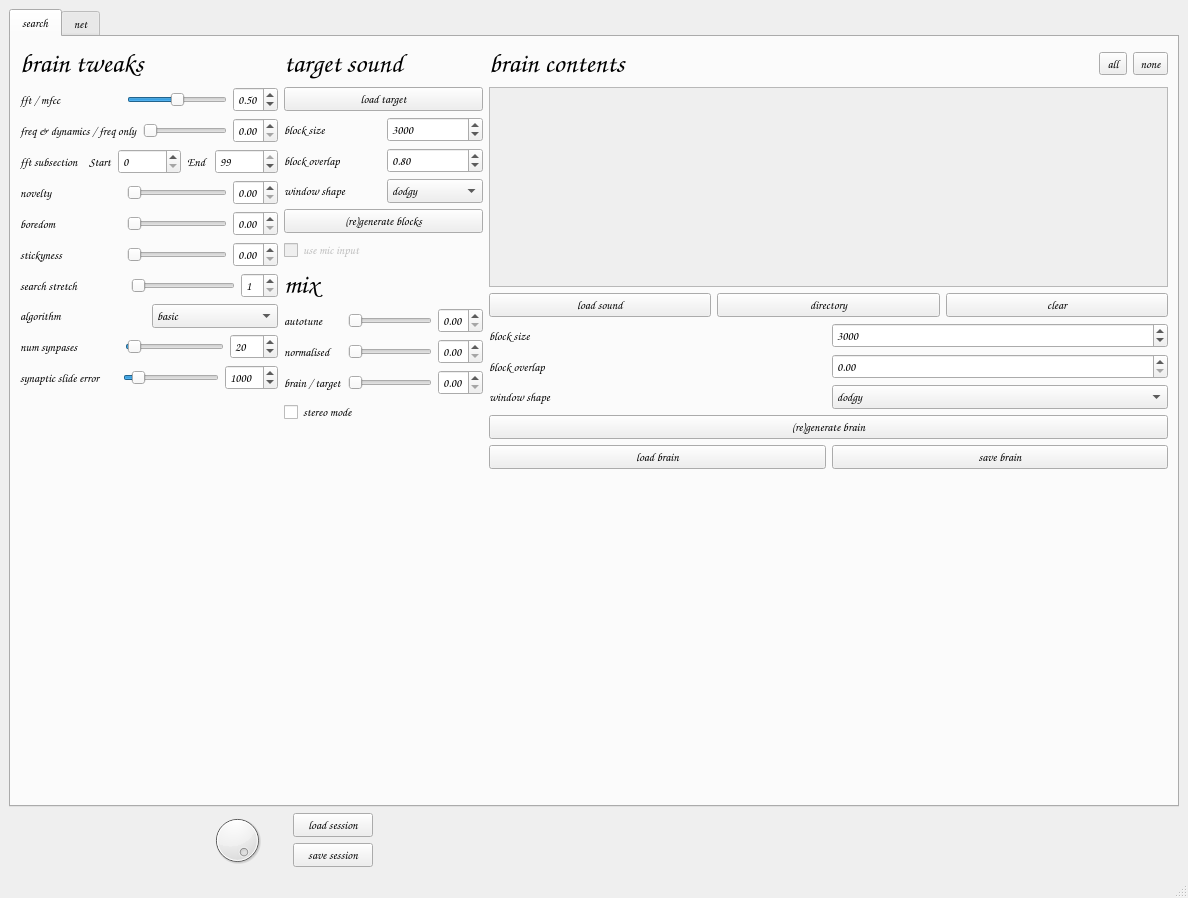
This is gui/samplebrain.ui in aeiouaeiouaeiouaeiouaeiouaeiou/samplebrain as Qt 5 draws it before an edit. The edited form follows.
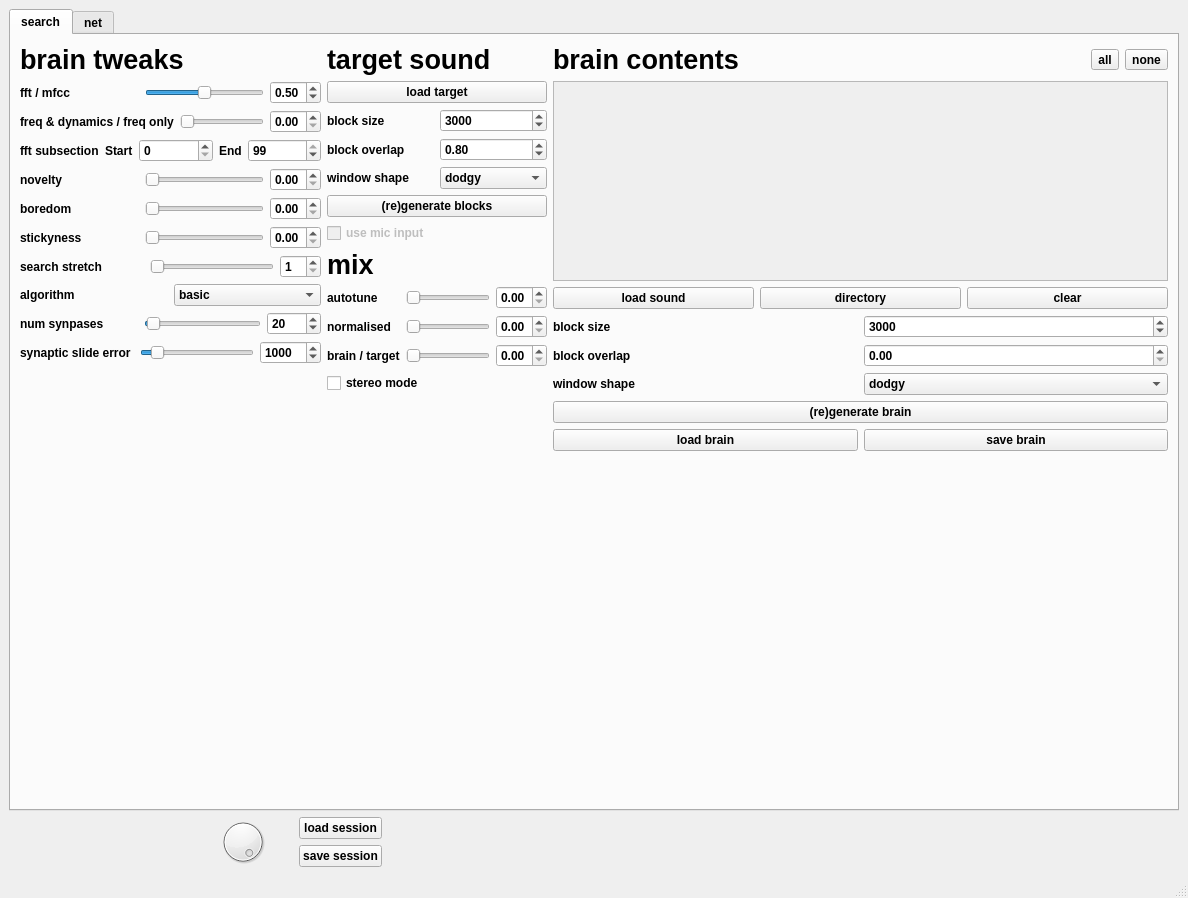
This is the edited form. Icons and pictures are not drawn.

Commit message: Replace Comic Sans MS with Helvetica (sorry Richard)

What changed in the file:
```diff
--- a/gui/samplebrain.ui
+++ b/gui/samplebrain.ui
@@ -19,7 +19,7 @@
      <widget class="QTabWidget" name="tabWidget">
       <property name="font">
        <font>
-        <family>Comic Sans MS</family>
+        <family>Helvetica</family>
         <weight>75</weight>
         <bold>true</bold>
        </font>
@@ -38,7 +38,7 @@
            <widget class="QLabel" name="label_19">
             <property name="font">
              <font>
-              <family>Comic Sans MS</family>
+              <family>Helvetica</family>
               <pointsize>20</pointsize>
               <weight>75</weight>
               <bold>true</bold>
@@ -55,7 +55,7 @@
              <widget class="QLabel" name="label_6">
               <property name="font">
                <font>
-                <family>Comic Sans MS</family>
+                <family>Helvetica</family>
                 <pointsize>9</pointsize>
                 <weight>75</weight>
                 <bold>true</bold>
@@ -115,7 +115,7 @@
              <widget class="QLabel" name="label_20">
               <property name="font">
                <font>
-                <family>Comic Sans MS</family>
+                <family>Helvetica</family>
                 <pointsize>9</pointsize>
                 <weight>75</weight>
                 <bold>true</bold>
@@ -175,7 +175,7 @@
              <widget class="QLabel" name="label_7">
               <property name="font">
                <font>
-                <family>Comic Sans MS</family>
+                <family>Helvetica</family>
                 <pointsize>9</pointsize>
                 <weight>75</weight>
                 <bold>true</bold>
@@ -199,7 +199,7 @@
               </property>
               <property name="font">
                <font>
-                <family>Comic Sans MS</family>
+                <family>Helvetica</family>
                 <weight>75</weight>
                 <bold>true</bold>
                </font>
@@ -226,7 +226,7 @@
               </property>
               <property name="font">
                <font>
-                <family>Comic Sans MS</family>
+                <family>Helvetica</family>
                 <weight>75</weight>
                 <bold>true</bold>
                </font>
@@ -254,7 +254,7 @@
              <widget class="QLabel" name="label_24">
               <property name="font">
                <font>
-                <family>Comic Sans MS</family>
+                <family>Helvetica</family>
                 <pointsize>9</pointsize>
                 <weight>75</weight>
                 <bold>true</bold>
@@ -317,7 +317,7 @@
              <widget class="QLabel" name="label_25">
               <property name="font">
                <font>
-                <family>Comic Sans MS</family>
+                <family>Helvetica</family>
                 <pointsize>9</pointsize>
                 <weight>75</weight>
                 <bold>true</bold>
@@ -380,7 +380,7 @@
              <widget class="QLabel" name="label_30">
               <property name="font">
                <font>
-                <family>Comic Sans MS</family>
+                <family>Helvetica</family>
                 <pointsize>9</pointsize>
                 <weight>75</weight>
                 <bold>true</bold>
@@ -443,7 +443,7 @@
              <widget class="QLabel" name="label_28">
               <property name="font">
                <font>
-                <family>Comic Sans MS</family>
+                <family>Helvetica</family>
                 <pointsize>9</pointsize>
                 <weight>75</weight>
                 <bold>true</bold>
@@ -512,7 +512,7 @@
              <widget class="QLabel" name="label_32">
               <property name="font">
                <font>
-                <family>Comic Sans MS</family>
+                <family>Helvetica</family>
                 <pointsize>9</pointsize>
                 <weight>75</weight>
                 <bold>true</bold>
@@ -555,7 +555,7 @@
              <widget class="QLabel" name="label_26">
               <property name="font">
                <font>
-                <family>Comic Sans MS</family>
+                <family>Helvetica</family>
                 <pointsize>9</pointsize>
                 <weight>75</weight>
                 <bold>true</bold>
@@ -618,7 +618,7 @@
              <widget class="QLabel" name="label_29">
               <property name="font">
                <font>
-                <family>Comic Sans MS</family>
+                <family>Helvetica</family>
                 <pointsize>9</pointsize>
                 <weight>75</weight>
                 <bold>true</bold>
@@ -702,7 +702,7 @@
            <widget class="QLabel" name="label_16">
             <property name="font">
              <font>
-              <family>Comic Sans MS</family>
+              <family>Helvetica</family>
               <pointsize>20</pointsize>
               <weight>75</weight>
               <bold>true</bold>
@@ -717,7 +717,7 @@
            <widget class="QPushButton" name="pushButtonLoadTarget">
             <property name="font">
              <font>
-              <family>Comic Sans MS</family>
+              <family>Helvetica</family>
               <weight>75</weight>
               <bold>true</bold>
              </font>
@@ -733,7 +733,7 @@
              <widget class="QLabel" name="label_17">
               <property name="font">
                <font>
-                <family>Comic Sans MS</family>
+                <family>Helvetica</family>
                 <weight>75</weight>
                 <bold>true</bold>
                </font>
@@ -764,7 +764,7 @@
              <widget class="QLabel" name="label_18">
               <property name="font">
                <font>
-                <family>Comic Sans MS</family>
+                <family>Helvetica</family>
                 <weight>75</weight>
                 <bold>true</bold>
                </font>
@@ -795,7 +795,7 @@
              <widget class="QLabel" name="label_14">
               <property name="font">
                <font>
-                <family>Comic Sans MS</family>
+                <family>Helvetica</family>
                 <weight>75</weight>
                 <bold>true</bold>
                </font>
@@ -855,7 +855,7 @@
            <widget class="QPushButton" name="pushButtonGenerateTarget">
             <property name="font">
              <font>
-              <family>Comic Sans MS</family>
+              <family>Helvetica</family>
               <weight>75</weight>
               <bold>true</bold>
              </font>
@@ -872,7 +872,7 @@
             </property>
             <property name="font">
              <font>
-              <family>Comic Sans MS</family>
+              <family>Helvetica</family>
              </font>
             </property>
             <property name="text">
@@ -887,7 +887,7 @@
            <widget class="QLabel" name="label_23">
             <property name="font">
              <font>
-              <family>Comic Sans MS</family>
+              <family>Helvetica</family>
               <pointsize>20</pointsize>
               <weight>75</weight>
               <bold>true</bold>
@@ -904,7 +904,7 @@
              <widget class="QLabel" name="label_31">
               <property name="font">
                <font>
-                <family>Comic Sans MS</family>
+                <family>Helvetica</family>
                 <pointsize>9</pointsize>
                 <weight>75</weight>
                 <bold>true</bold>
@@ -961,7 +961,7 @@
              <widget class="QLabel" name="label_21">
               <property name="font">
                <font>
-                <family>Comic Sans MS</family>
+                <family>Helvetica</family>
                 <pointsize>9</pointsize>
                 <weight>75</weight>
                 <bold>true</bold>
@@ -1018,7 +1018,7 @@
              <widget class="QLabel" name="label_22">
               <property name="font">
                <font>
-                <family>Comic Sans MS</family>
+                <family>Helvetica</family>
                 <pointsize>9</pointsize>
                 <weight>75</weight>
                 <bold>true</bold>
@@ -1102,7 +1102,7 @@
              <widget class="QLabel" name="label_3">
               <property name="font">
                <font>
-                <family>Comic Sans MS</family>
+                <family>Helvetica</family>
                 <pointsize>20</pointsize>
                 <weight>75</weight>
                 <bold>true</bold>
@@ -1169,7 +1169,7 @@
              <widget class="QPushButton" name="pushButtonLoadSound">
               <property name="font">
                <font>
-                <family>Comic Sans MS</family>
+                <family>Helvetica</family>
                 <weight>75</weight>
                 <bold>true</bold>
                </font>
@@ -1183,7 +1183,7 @@
              <widget class="QPushButton" name="pushButtonLoadSounds">
               <property name="font">
                <font>
-                <family>Comic Sans MS</family>
+                <family>Helvetica</family>
                 <weight>75</weight>
                 <bold>true</bold>
                </font>
@@ -1197,7 +1197,7 @@
              <widget class="QPushButton" name="pushButtonClearBrain">
               <property name="font">
                <font>
-                <family>Comic Sans MS</family>
+                <family>Helvetica</family>
                 <weight>75</weight>
                 <bold>true</bold>
                </font>
@@ -1215,7 +1215,7 @@
              <widget class="QLabel" name="label">
               <property name="font">
                <font>
-                <family>Comic Sans MS</family>
+                <family>Helvetica</family>
                 <weight>75</weight>
                 <bold>true</bold>
                </font>
@@ -1246,7 +1246,7 @@
              <widget class="QLabel" name="label_2">
               <property name="font">
                <font>
-                <family>Comic Sans MS</family>
+                <family>Helvetica</family>
                 <weight>75</weight>
                 <bold>true</bold>
                </font>
@@ -1277,7 +1277,7 @@
              <widget class="QLabel" name="label_15">
               <property name="font">
                <font>
-                <family>Comic Sans MS</family>
+                <family>Helvetica</family>
                 <weight>75</weight>
                 <bold>true</bold>
                </font>
@@ -1337,7 +1337,7 @@
            <widget class="QPushButton" name="pushButtonGenerate">
             <property name="font">
              <font>
-              <family>Comic Sans MS</family>
+              <family>Helvetica</family>
               <weight>75</weight>
               <bold>true</bold>
              </font>
@@ -1353,7 +1353,7 @@
              <widget class="QPushButton" name="pushButtonLoadBrain">
               <property name="font">
                <font>
-                <family>Comic Sans MS</family>
+                <family>Helvetica</family>
                 <weight>75</weight>
                 <bold>true</bold>
                </font>
@@ -1367,7 +1367,7 @@
              <widget class="QPushButton" name="pushButtonSaveBrain">
               <property name="font">
                <font>
-                <family>Comic Sans MS</family>
+                <family>Helvetica</family>
                 <weight>75</weight>
                 <bold>true</bold>
                </font>
@@ -1431,7 +1431,7 @@
        <widget class="QPushButton" name="pushButtonPlay">
         <property name="font">
          <font>
-          <family>Comic Sans MS</family>
+          <family>Helvetica</family>
           <weight>75</weight>
           <bold>true</bold>
          </font>
@@ -1458,7 +1458,7 @@
        <widget class="QPushButton" name="pushButtonStop">
         <property name="font">
          <font>
-          <family>Comic Sans MS</family>
+          <family>Helvetica</family>
           <weight>75</weight>
           <bold>true</bold>
          </font>
@@ -1534,7 +1534,7 @@
          <widget class="QPushButton" name="pushButtonLoadSession">
           <property name="font">
            <font>
-            <family>Comic Sans MS</family>
+            <family>Helvetica</family>
             <weight>75</weight>
             <bold>true</bold>
            </font>
@@ -1548,7 +1548,7 @@
          <widget class="QPushButton" name="pushButtonSaveSession">
           <property name="font">
            <font>
-            <family>Comic Sans MS</family>
+            <family>Helvetica</family>
             <weight>75</weight>
             <bold>true</bold>
            </font>
```
The commit also changes 4 other files.
